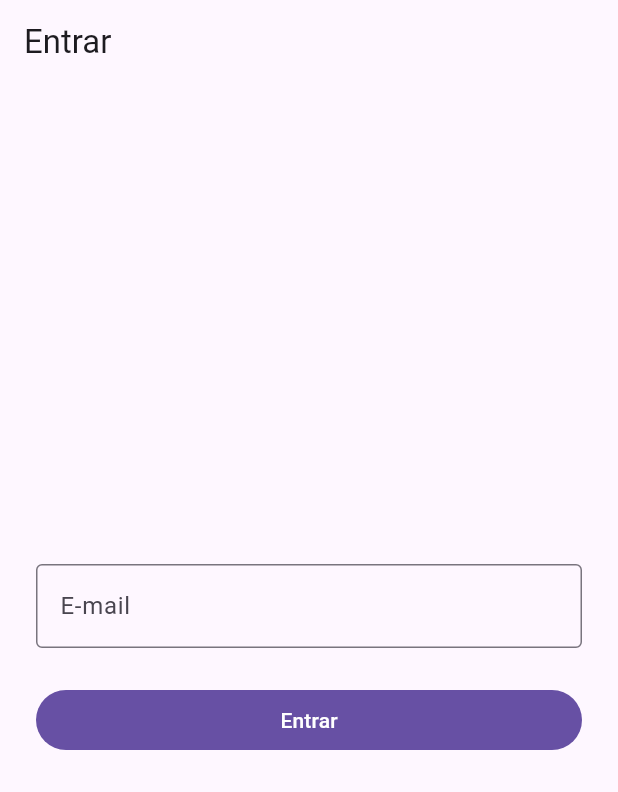
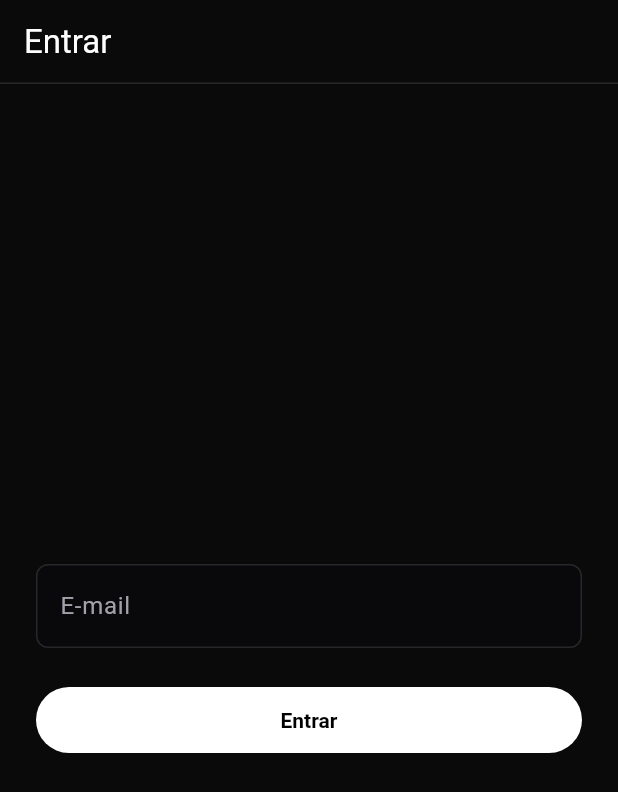
Before and after one commit to ArthurMunhon/trabalho-final-treino-progressivo, a Flutter app: the screen it shows after launch, on a phone screen of 412 x 824 dp. Shown: the top 792 px of the screen. Run offline on Flutter 3.47's test engine with Material 3 defaults, Android fonts, the phone set to English and light mode, and no system bars; our stand-ins replace material_ui.

Commit message:
feat(mobile): tema escuro com as cores do web
Paleta zinc/indigo do Tailwind em lib/tema.dart, aplicada no MaterialApp.

Co-Authored-By: Claude Opus 5.5 <noreply@anthropic.com>

```diff
--- a/mobile/lib/main.dart
+++ b/mobile/lib/main.dart
@@ -1,6 +1,7 @@
 import 'package:material_ui/material_ui.dart';
 import 'package:treino_progressivo/screens/login_screen.dart';
 import 'package:treino_progressivo/treino_api.dart';
+import 'package:treino_progressivo/tema.dart';
 
 void main() {
   WidgetsFlutterBinding.ensureInitialized();
@@ -18,6 +19,10 @@ class MyApp extends StatelessWidget {
   // This widget is the root of your application.
   @override
   Widget build(BuildContext context) {
-    return MaterialApp(home: LoginScreen(api: api));
+    return MaterialApp(
+      title: 'FitTrack',
+      theme: criarTemaEscuro(),
+      home: LoginScreen(api: api),
+    );
   }
 }
--- /dev/null
+++ b/mobile/lib/tema.dart
@@ -0,0 +1,108 @@
+import 'package:material_ui/material_ui.dart';
+
+/// Paleta copiada do Tailwind (zinc), a mesma usada no web.
+abstract final class Cores {
+  static const fundo = Color(0xFF0A0A0A); // fundo da página no web
+  static const zinc950 = Color(0xFF09090B); // fundo dos cards
+  static const zinc900 = Color(0xFF18181B);
+  static const zinc800 = Color(0xFF27272A); // bordas
+  static const zinc700 = Color(0xFF3F3F46);
+  static const zinc500 = Color(0xFF71717A); // texto apagado
+  static const zinc400 = Color(0xFFA1A1AA); // texto secundário
+  static const indigo300 = Color(0xFFA5B4FC); // destaque (dias da semana)
+  static const vermelho = Color(0xFFDC2626); // red-600
+  static const verde = Color(0xFF4ADE80); // green-400
+  static const indigoSuave = Color(
+    0x336366F1,
+  ); // indigo-500 com 20% de opacidade
+}
+
+ThemeData criarTemaEscuro() {
+  const esquema = ColorScheme.dark(
+    primary: Colors.white,
+    onPrimary: Colors.black,
+    // Destaques suaves (card de hoje, avatares) — igual ao avatar do web:
+    // bg-indigo-500/20 + text-indigo-300
+    primaryContainer: Cores.indigoSuave,
+    onPrimaryContainer: Cores.indigo300,
+    secondary: Cores.indigo300,
+    surface: Cores.fundo,
+    onSurface: Colors.white,
+    onSurfaceVariant: Cores.zinc400,
+    outline: Cores.zinc800,
+    error: Cores.vermelho,
+  );
+
+  final bordaArredondada = RoundedRectangleBorder(
+    borderRadius: BorderRadius.circular(12),
+    side: const BorderSide(color: Cores.zinc800),
+  );
+
+  return ThemeData(
+    colorScheme: esquema,
+    scaffoldBackgroundColor: Cores.fundo,
+
+    appBarTheme: const AppBarTheme(
+      backgroundColor: Cores.fundo,
+      foregroundColor: Colors.white,
+      elevation: 0,
+      scrolledUnderElevation: 0,
+      shape: Border(bottom: BorderSide(color: Cores.zinc800)),
+    ),
+
+    cardTheme: CardThemeData(
+      color: Cores.zinc950,
+      elevation: 0,
+      shape: bordaArredondada,
+    ),
+
+    // Botão branco em formato de pílula, igual ao "+ Criar Nova Ficha"
+    filledButtonTheme: FilledButtonThemeData(
+      style: FilledButton.styleFrom(
+        shape: const StadiumBorder(),
+        padding: const EdgeInsets.symmetric(horizontal: 24, vertical: 14),
+        textStyle: const TextStyle(fontWeight: FontWeight.bold),
+      ),
+    ),
+
+    outlinedButtonTheme: OutlinedButtonThemeData(
+      style: OutlinedButton.styleFrom(
+        foregroundColor: Colors.white,
+        side: const BorderSide(color: Cores.zinc800),
+        shape: const StadiumBorder(),
+        padding: const EdgeInsets.symmetric(horizontal: 24, vertical: 14),
+      ),
+    ),
+
+    // Campos como o "Parte do nome do aluno"
+    inputDecorationTheme: InputDecorationTheme(
+      filled: true,
+      fillColor: Cores.zinc950,
+      hintStyle: const TextStyle(color: Cores.zinc500),
+      border: OutlineInputBorder(
+        borderRadius: BorderRadius.circular(8),
+        borderSide: const BorderSide(color: Cores.zinc800),
+      ),
+      enabledBorder: OutlineInputBorder(
+        borderRadius: BorderRadius.circular(8),
+        borderSide: const BorderSide(color: Cores.zinc800),
+      ),
+      focusedBorder: OutlineInputBorder(
+        borderRadius: BorderRadius.circular(8),
+        borderSide: const BorderSide(color: Cores.zinc500),
+      ),
+    ),
+
+    dialogTheme: DialogThemeData(
+      backgroundColor: Cores.zinc900,
+      shape: bordaArredondada,
+    ),
+
+    snackBarTheme: const SnackBarThemeData(
+      backgroundColor: Cores.zinc800,
+      contentTextStyle: TextStyle(color: Colors.white),
+    ),
+
+    dividerTheme: const DividerThemeData(color: Cores.zinc800),
+  );
+}
```
